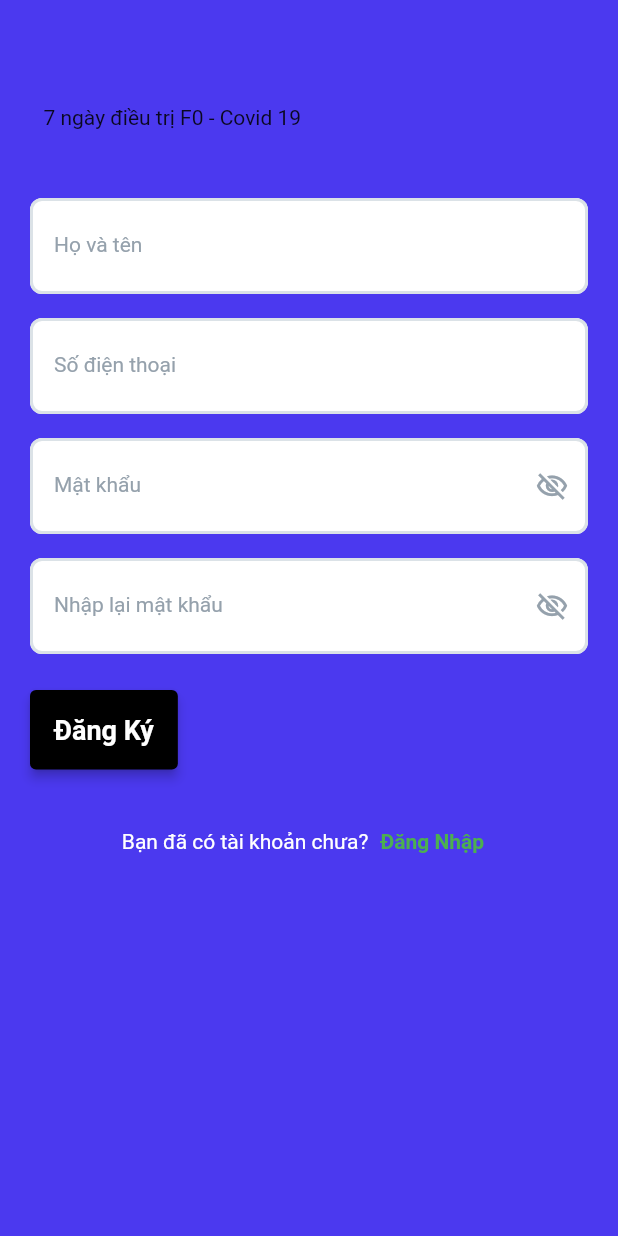
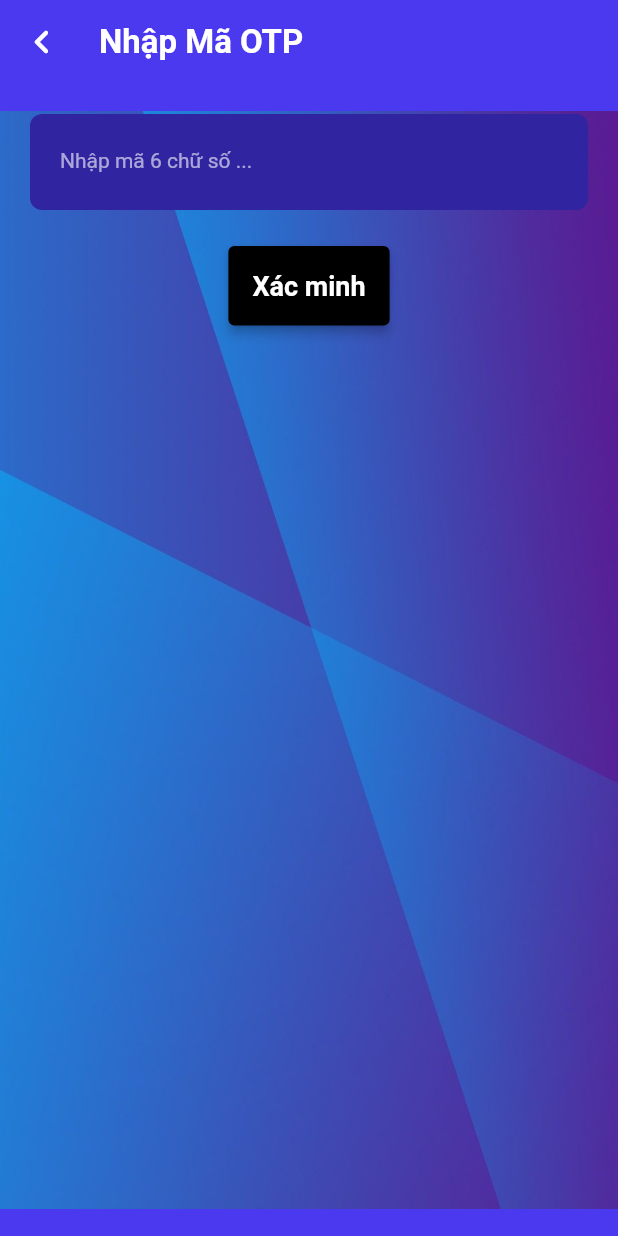
Before and after one commit to tuyendt-cpu/seven_days_covid19_treatment, a Flutter app: the dangKy screen opened directly, after a tap on "Đăng Ký", on a phone screen of 412 x 824 dp. Run offline on Flutter 3.47's test engine with Material 2 defaults, Android fonts, the phone set to English and light mode, and no system bars; our stand-ins replace carousel_slider, flutter_svg, google_fonts; Roboto replaces fonts that are missing (Lexend Deca).

Commit message:
update verification page and khao sat suc khoe hang ngay

```diff
--- a/lib/screen/dang_ky.dart
+++ b/lib/screen/dang_ky.dart
@@ -1,5 +1,6 @@
 import 'package:flutter/material.dart';
 import 'package:seven_days_covid19_treatment/screen/dang_nhap.dart';
+import 'package:seven_days_covid19_treatment/screen/verification.dart';
 
 class dangKy extends StatefulWidget {
   const dangKy({Key? key}) : super(key: key);
@@ -331,7 +332,19 @@ class _dangKyState extends State<dangKy> {
                           ),
                           elevation: 3,
                         ),
-                        onPressed: () {},
+                        onPressed: () async {
+                          setState(() => _loadingButton1 = true);
+                          try {
+                            await Navigator.push(
+                              context,
+                              MaterialPageRoute(
+                                builder: (context) => VerificationWidget(),
+                              ),
+                            );
+                          } finally {
+                            setState(() => _loadingButton1 = false);
+                          }
+                        },
                         child: const Text(
                           'Đăng Ký',
                           style: TextStyle(
--- /dev/null
+++ b/lib/screen/verification.dart
@@ -0,0 +1,153 @@
+import 'package:flutter/material.dart';
+import 'package:google_fonts/google_fonts.dart';
+import 'package:seven_days_covid19_treatment/screen/dang_ky.dart';
+
+class VerificationWidget extends StatefulWidget {
+  const VerificationWidget({Key? key}) : super(key: key);
+
+  @override
+  _VerificationWidgetState createState() => _VerificationWidgetState();
+}
+
+class _VerificationWidgetState extends State<VerificationWidget> {
+  TextEditingController? phoneNumberController;
+  bool _loadingButton = false;
+  final scaffoldKey = GlobalKey<ScaffoldState>();
+
+  @override
+  void initState() {
+    super.initState();
+    phoneNumberController = TextEditingController();
+  }
+
+  @override
+  Widget build(BuildContext context) {
+    return Scaffold(
+        key: scaffoldKey,
+        appBar: AppBar(
+          titleSpacing: 10,
+          backgroundColor: Color(0xFF4B39EF),
+          automaticallyImplyLeading: false,
+          leading: InkWell(
+            onTap: () async {
+              await Navigator.push(
+                context,
+                MaterialPageRoute(
+                  builder: (context) => dangKy(),
+                ),
+              );
+            },
+            child: Icon(
+              Icons.chevron_left_rounded,
+              color: Colors.white,
+              size: 32,
+            ),
+          ),
+          title: Text(
+            'Nhập Mã OTP ',
+            style: TextStyle(
+              fontFamily: 'Lexend Deca',
+              color: Colors.white,
+              fontSize: 22,
+              fontWeight: FontWeight.bold,
+            ),
+          ),
+          actions: [],
+          centerTitle: false,
+          elevation: 0,
+        ),
+        backgroundColor: Color(0xFF4B39EF),
+        body: SafeArea(
+          child: Container(
+            decoration: BoxDecoration(
+              color: Color(0xFF4B39EF),
+              image: DecorationImage(
+                fit: BoxFit.fitWidth,
+                image: AssetImage('assets/background.jpg'),
+              ),
+            ),
+            child: Column(
+              mainAxisSize: MainAxisSize.max,
+              children: [
+                //Text field để điền mã xác minh
+                Padding(
+                  padding: EdgeInsetsDirectional.fromSTEB(20, 20, 20, 0),
+                  child: TextFormField(
+                    keyboardType: TextInputType.number,
+                    controller: phoneNumberController,
+                    obscureText: false,
+                    decoration: InputDecoration(
+                      labelText: 'Nhập mã 6 chữ số ...',
+                      labelStyle: TextStyle(
+                        fontFamily: 'Lexend Deca',
+                        color: Color(0x98FFFFFF),
+                        fontSize: 14,
+                        fontWeight: FontWeight.normal,
+                      ),
+                      hintText: '000000',
+                      hintStyle: TextStyle(
+                        fontFamily: 'Lexend Deca',
+                        color: Color(0x98FFFFFF),
+                        fontSize: 14,
+                        fontWeight: FontWeight.normal,
+                      ),
+                      enabledBorder: OutlineInputBorder(
+                        borderSide: BorderSide(
+                          color: Color(0x00000000),
+                          width: 1,
+                        ),
+                        borderRadius: BorderRadius.circular(8),
+                      ),
+                      focusedBorder: OutlineInputBorder(
+                        borderSide: BorderSide(
+                          color: Color(0x00000000),
+                          width: 1,
+                        ),
+                        borderRadius: BorderRadius.circular(8),
+                      ),
+                      filled: true,
+                      fillColor: Color(0xFF3124A1),
+                      contentPadding:
+                          EdgeInsetsDirectional.fromSTEB(20, 24, 20, 24),
+                    ),
+                    style: TextStyle(
+                      fontFamily: 'Lexend Deca',
+                      color: Colors.white,
+                      fontSize: 14,
+                      fontWeight: FontWeight.normal,
+                    ),
+                  ),
+                ),
+                //Nút xác minh
+                Padding(
+                  padding: EdgeInsetsDirectional.fromSTEB(0, 24, 0, 0),
+                  child: TextButton(
+                    style: TextButton.styleFrom(
+                      padding: const EdgeInsets.all(16.0),
+                      backgroundColor: Colors.black,
+                      textStyle: const TextStyle(
+                        fontFamily: 'Lexend Deca',
+                        color: Colors.black,
+                        fontSize: 18,
+                        fontWeight: FontWeight.bold,
+                      ),
+                      elevation: 3,
+                    ),
+                    onPressed: () {},
+                    child: const Text(
+                      'Xác minh',
+                      style: TextStyle(
+                        fontFamily: 'Lexend Deca',
+                        color: Colors.white,
+                        fontSize: 18,
+                        fontWeight: FontWeight.bold,
+                      ),
+                    ),
+                  ),
+                ),
+              ],
+            ),
+          ),
+        ));
+  }
+}
```
Also changed, not shown: lib/component_widget/KhamPhaList/tham_gia_khao_sat.dart (added, +25 -0 lines), lib/main.dart (+4 -4 lines), lib/screen/dang_nhap.dart (+8 -2 lines), lib/screen/homepage.dart (+13 -0 lines), lib/screen/khao_sat.dart (added, +153 -0 lines), lib/screen/quen_mat_khau.dart (added, +146 -0 lines).
